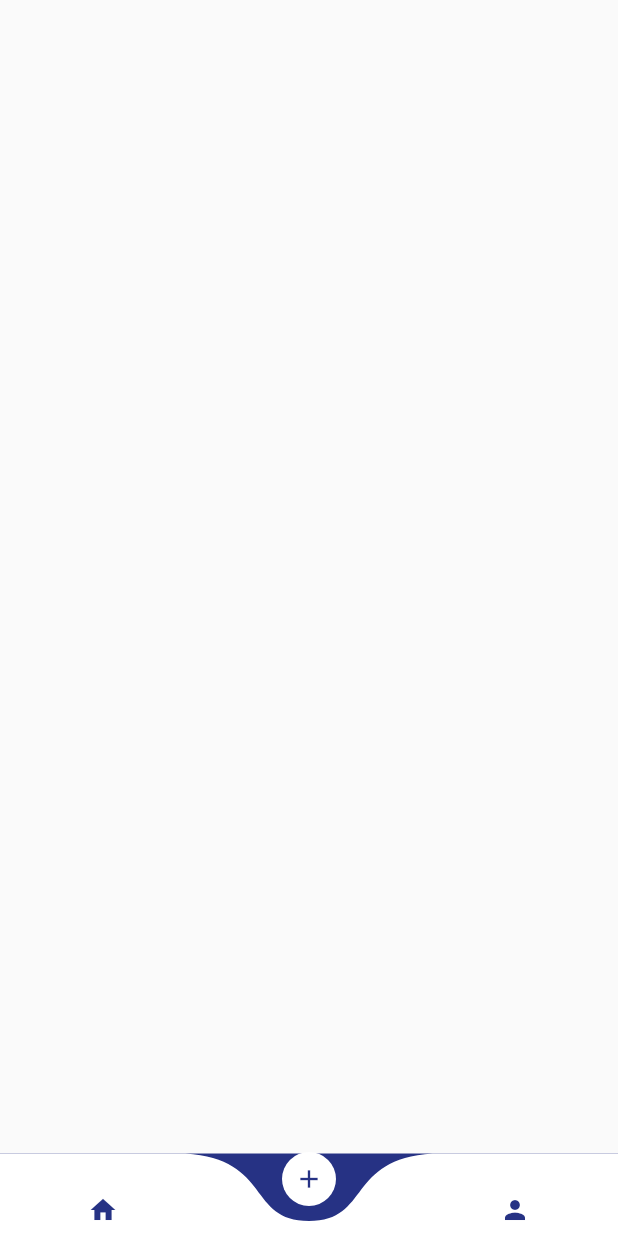
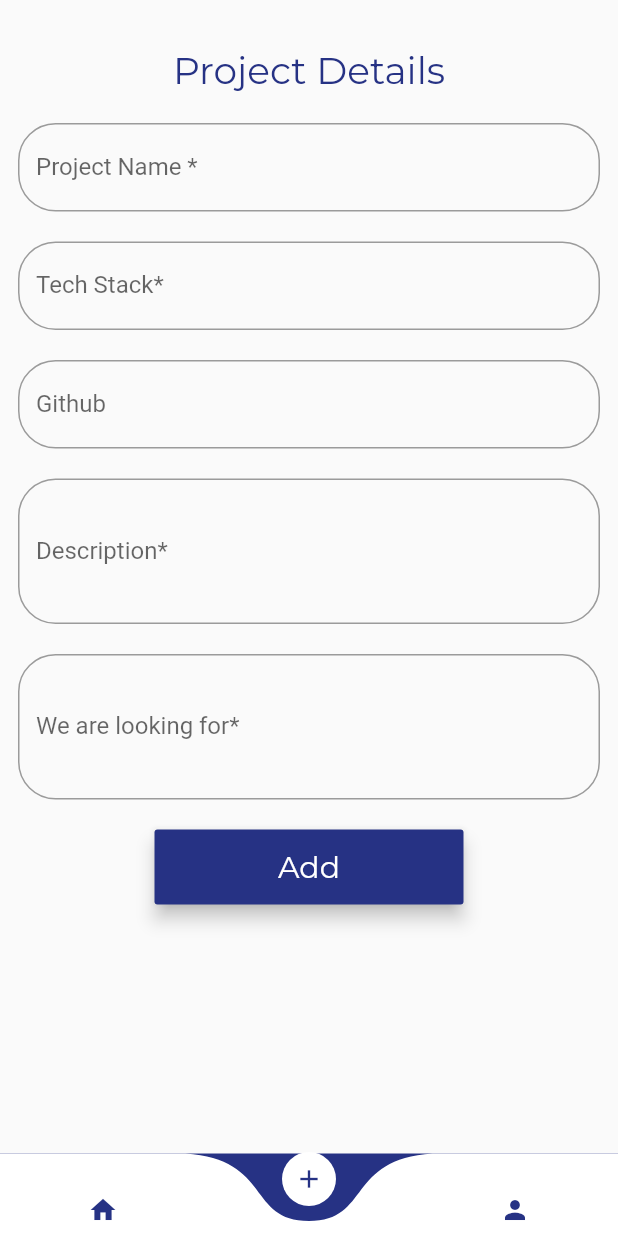
Before and after one commit to kperath/HackPrinceton, a Flutter app: the BottomNav screen opened directly, item 2 of the bottom bar chosen, on a phone screen of 412 x 824 dp. Run offline on Flutter 3.47's test engine with Material 2 defaults, Android fonts, the light colour scheme and no system bars; drawn by our look-alikes of curved_navigation_bar; our stand-ins replace cloud_firestore, firebase_core, google_fonts; accounts and stored records are empty; network calls fail; Roboto replaces fonts that are missing (Poppins).

Commit message:
Profile and project form added

```diff
--- a/lib/bottomNav.dart
+++ b/lib/bottomNav.dart
@@ -1,7 +1,9 @@
 import 'package:curved_navigation_bar/curved_navigation_bar.dart';
 
 import 'package:flutter/material.dart';
+import 'package:hackprinceton/screens/add.dart';
 import 'package:hackprinceton/screens/home.dart';
+import 'package:hackprinceton/screens/profile.dart';
 
 class BottomNav extends StatefulWidget {
   @override
@@ -11,8 +13,8 @@ class BottomNav extends StatefulWidget {
 class _BottomNavState extends State<BottomNav> {
   List<Widget> _widgetOptions = <Widget>[
     Home(),
-    Home(),
-    Home(),
+    AddProject(),
+    Profile(),
   ];
   int _currentIndex = 0;
 
--- /dev/null
+++ b/lib/screens/add.dart
@@ -0,0 +1,178 @@
+import 'package:flutter/material.dart';
+import 'package:google_fonts/google_fonts.dart';
+
+class AddProject extends StatefulWidget {
+  @override
+  _AddProjectState createState() => _AddProjectState();
+}
+
+class _AddProjectState extends State<AddProject> {
+  @override
+  Widget build(BuildContext context) {
+    return SafeArea(
+      child: Scaffold(
+          body: new SingleChildScrollView(
+        child: new ConstrainedBox(
+          constraints: new BoxConstraints(),
+          child: new Container(
+            child: new Center(
+              child: Container(
+                height: 700,
+                child: Padding(
+                  padding: const EdgeInsets.all(12.0),
+                  child: Column(
+                    children: [
+                      new Padding(padding: EdgeInsets.only(top: 20.0)),
+                      Text(
+                        'Project Details',
+                        style: GoogleFonts.montserrat(
+                          textStyle: TextStyle(
+                            color: Color(0xff263284),
+                            fontSize: 25,
+                            fontWeight: FontWeight.w400,
+                          ),
+                        ),
+                      ),
+                      new Padding(padding: EdgeInsets.only(top: 20.0)),
+                      new TextFormField(
+                        decoration: new InputDecoration(
+                          labelText: "Project Name *",
+                          fillColor: Colors.white,
+                          border: new OutlineInputBorder(
+                            borderRadius: new BorderRadius.circular(25.0),
+                            borderSide: new BorderSide(),
+                          ),
+                        ),
+                        validator: (val) {
+                          if (val.length == 0) {
+                            return "This field can not be empty";
+                          } else {
+                            return null;
+                          }
+                        },
+                        keyboardType: TextInputType.text,
+                        style: new TextStyle(
+                          fontFamily: "Poppins",
+                        ),
+                      ),
+                      new Padding(padding: EdgeInsets.only(top: 20.0)),
+                      new TextFormField(
+                        decoration: new InputDecoration(
+                          labelText: "Tech Stack*",
+                          fillColor: Colors.white,
+                          border: new OutlineInputBorder(
+                            borderRadius: new BorderRadius.circular(25.0),
+                            borderSide: new BorderSide(),
+                          ),
+                        ),
+                        validator: (val) {
+                          if (val.length == 0) {
+                            return "This field can not be empty";
+                          } else {
+                            return null;
+                          }
+                        },
+                        keyboardType: TextInputType.text,
+                        style: new TextStyle(
+                          fontFamily: "Poppins",
+                        ),
+                      ),
+                      new Padding(padding: EdgeInsets.only(top: 20.0)),
+                      new TextFormField(
+                        decoration: new InputDecoration(
+                          labelText: "Github",
+                          fillColor: Colors.white,
+                          border: new OutlineInputBorder(
+                            borderRadius: new BorderRadius.circular(25.0),
+                            borderSide: new BorderSide(),
+                          ),
+                        ),
+                        validator: (val) {
+                          if (val.length == 0) {
+                            return "This field can not be empty";
+                          } else {
+                            return null;
+                          }
+                        },
+                        keyboardType: TextInputType.url,
+                        style: new TextStyle(
+                          fontFamily: "Poppins",
+                        ),
+                      ),
+                      new Padding(padding: EdgeInsets.only(top: 20.0)),
+                      new TextFormField(
+                        decoration: new InputDecoration(
+                          labelText: "Description*",
+                          fillColor: Colors.white,
+                          border: new OutlineInputBorder(
+                            borderRadius: new BorderRadius.circular(25.0),
+                            borderSide: new BorderSide(),
+                          ),
+                        ),
+                        validator: (val) {
+                          if (val.length == 0) {
+                            return "This field can not be empty";
+                          } else {
+                            return null;
+                          }
+                        },
+                        keyboardType: TextInputType.multiline,
+                        maxLines: 3,
+                        style: new TextStyle(
+                          fontFamily: "Poppins",
+                        ),
+                      ),
+                      new Padding(padding: EdgeInsets.only(top: 20.0)),
+                      // DropDownButtonStack(),
+                      new TextFormField(
+                        decoration: new InputDecoration(
+                          labelText: "We are looking for*",
+                          fillColor: Colors.white,
+                          border: new OutlineInputBorder(
+                            borderRadius: new BorderRadius.circular(25.0),
+                            borderSide: new BorderSide(),
+                          ),
+                        ),
+                        validator: (val) {
+                          if (val.length == 0) {
+                            return "This field can not be empty";
+                          } else {
+                            return null;
+                          }
+                        },
+                        keyboardType: TextInputType.multiline,
+                        maxLines: 3,
+                        style: new TextStyle(
+                          fontFamily: "Poppins",
+                        ),
+                      ),
+                      new Padding(padding: EdgeInsets.only(top: 20.0)),
+                      Container(
+                        width: MediaQuery.of(context).size.width / 2,
+                        height: 50,
+                        child: RaisedButton(
+                            elevation: 5,
+                            color: Color(0xff263284),
+                            child: Text(
+                              'Add',
+                              style: GoogleFonts.montserrat(
+                                textStyle: TextStyle(
+                                  color: Colors.white,
+                                  fontSize: 20,
+                                  fontWeight: FontWeight.w400,
+                                ),
+                              ),
+                            ),
+                            onPressed: () {}),
+                      ),
+                    ],
+                  ),
+                ),
+              ),
+            ),
+          ),
+        ),
+      )),
+    );
+  }
+}
```
Also changed, not shown: lib/screens/profile.dart (added, +306 -0 lines).
